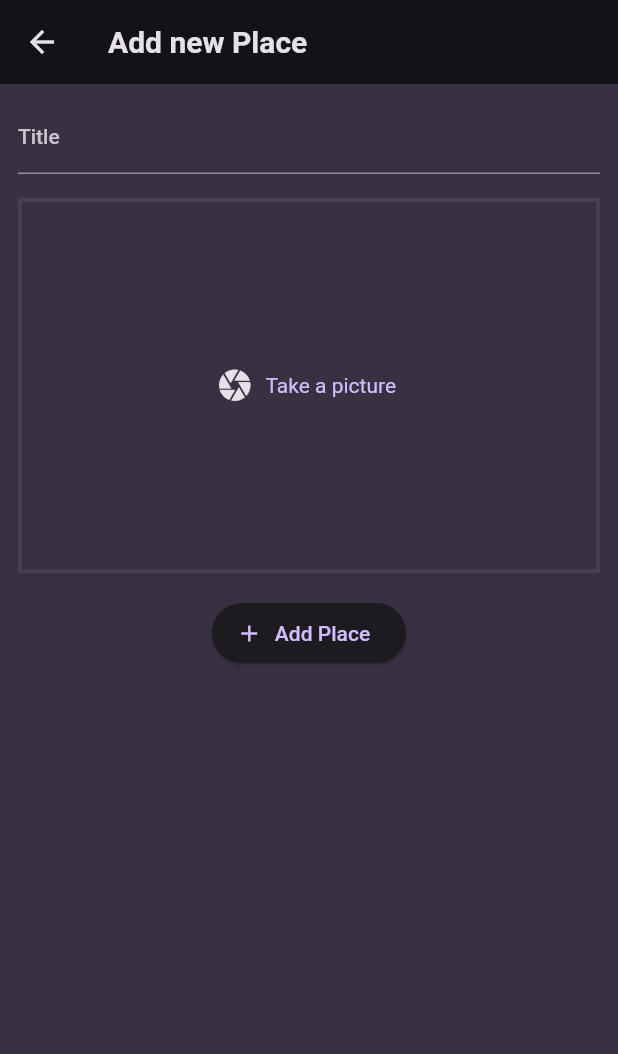
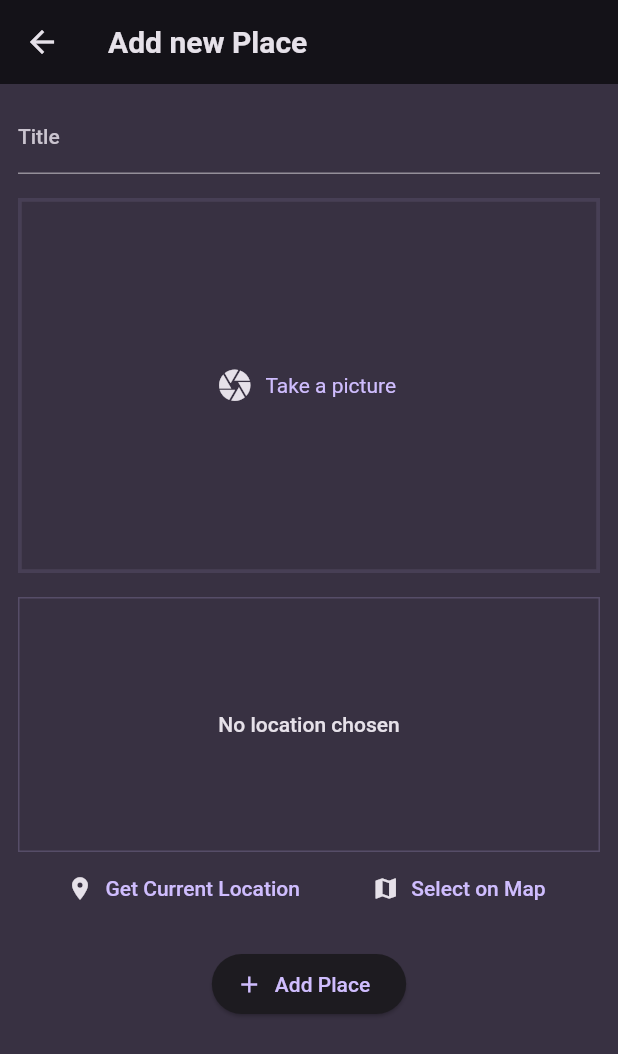
Before and after one commit to MarkMeme/favorite_places_app, a Flutter app: the AddPlaceScreen screen opened directly, on a phone screen of 412 x 824 dp. Shown: the top 1054 px of the screen. Run offline on Flutter 3.47's test engine with Material 2 defaults, Android fonts, the phone set to English and light mode, and no system bars; our stand-ins replace flutter_riverpod, google_fonts, image_picker, location.

```diff
--- a/lib/screens/add_place.dart
+++ b/lib/screens/add_place.dart
@@ -1,10 +1,12 @@
 import 'dart:io';
 
 import 'package:favorite_places/widgets/image_input.dart';
+import 'package:favorite_places/widgets/location_input.dart';
 import 'package:flutter/material.dart';
 import 'package:flutter_riverpod/flutter_riverpod.dart';
 
 import 'package:favorite_places/providers/user_places.dart';
+import 'package:location/location.dart';
 
 class AddPlaceScreen extends ConsumerStatefulWidget {
   const AddPlaceScreen({super.key});
@@ -64,6 +66,8 @@ class _AddPlaceScreenState extends ConsumerState<AddPlaceScreen> {
               },
             ),
             const SizedBox(height: 16),
+            const LocationInput(),
+            const SizedBox(height: 16),
             ElevatedButton.icon(
               onPressed: _savePlace,
               icon: const Icon(Icons.add),
--- /dev/null
+++ b/lib/widgets/location_input.dart
@@ -0,0 +1,109 @@
+import 'package:flutter/material.dart';
+import 'package:location/location.dart';
+
+class LocationInput extends StatefulWidget {
+  const LocationInput({super.key});
+
+  @override
+  State<LocationInput> createState() {
+    return _LocationInputState();
+  }
+}
+
+class _LocationInputState extends State<LocationInput> {
+  Location? _pickedLocation;
+  var _isGettingLocation = false;
+
+  void _getCurrentLocation() async {
+    Location location = Location();
+
+    bool serviceEnabled;
+    PermissionStatus permissionGranted;
+    LocationData locationData;
+
+    serviceEnabled = await location.serviceEnabled();
+    if (!serviceEnabled) {
+      serviceEnabled = await location.requestService();
+      if (!serviceEnabled) {
+        return;
+      }
+    }
+
+    permissionGranted = await location.hasPermission();
+    if (permissionGranted == PermissionStatus.denied) {
+      permissionGranted = await location.requestPermission();
+      if (permissionGranted != PermissionStatus.granted) {
+        return;
+      }
+    }
+
+    setState(() {
+      _isGettingLocation = true;
+    });
+
+    locationData = await location.getLocation();
+
+    setState(() {
+      _isGettingLocation = false;
+    });
+
+    print(locationData.latitude);
+    print(locationData.longitude);
+  }
+
+  @override
+  Widget build(BuildContext context) {
+    Widget previewContent = Text(
+      'No location chosen',
+      textAlign: TextAlign.center,
+      style: Theme.of(context).textTheme.bodyLarge!.copyWith(
+            color: Theme.of(context).colorScheme.onBackground,
+          ),
+    );
+
+    if (_isGettingLocation) {
+      previewContent = const CircularProgressIndicator(
+        color: Colors.white,
+      );
+    }
+
+    return Column(
+      children: [
+        Container(
+            height: 170,
+            width: double.infinity,
+            alignment: Alignment.center,
+            decoration: BoxDecoration(
+              border: Border.all(
+                width: 1,
+                color: Theme.of(context).colorScheme.primary.withOpacity(0.2),
+              ),
+            ),
+            child: previewContent),
+        Row(
+          mainAxisAlignment: MainAxisAlignment.spaceEvenly,
+          children: [
+            TextButton.icon(
+              style: ButtonStyle(
+                iconColor: MaterialStatePropertyAll(
+                    Theme.of(context).colorScheme.onBackground),
+              ),
+              icon: const Icon(Icons.location_on),
+              label: const Text('Get Current Location'),
+              onPressed: _getCurrentLocation,
+            ),
+            TextButton.icon(
+              style: ButtonStyle(
+                iconColor: MaterialStatePropertyAll(
+                    Theme.of(context).colorScheme.onBackground),
+              ),
+              icon: const Icon(Icons.map),
+              label: const Text('Select on Map'),
+              onPressed: () {},
+            ),
+          ],
+        ),
+      ],
+    );
+  }
+}
--- a/pubspec.yaml
+++ b/pubspec.yaml
@@ -39,6 +39,7 @@ dependencies:
   uuid: ^3.0.7
   flutter_riverpod: ^2.3.2
   image_picker: ^1.0.1
+  location: ^5.0.0
 
 dev_dependencies:
   flutter_test:
```
Also changed, not shown: pubspec.lock, 2 other files.
